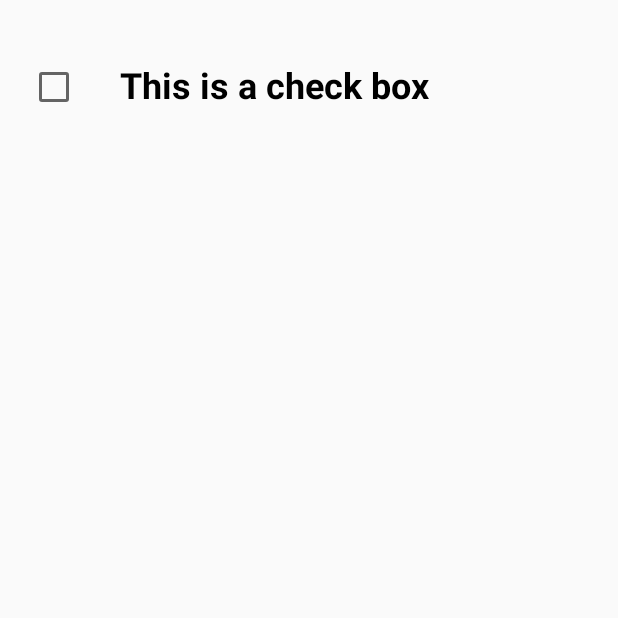
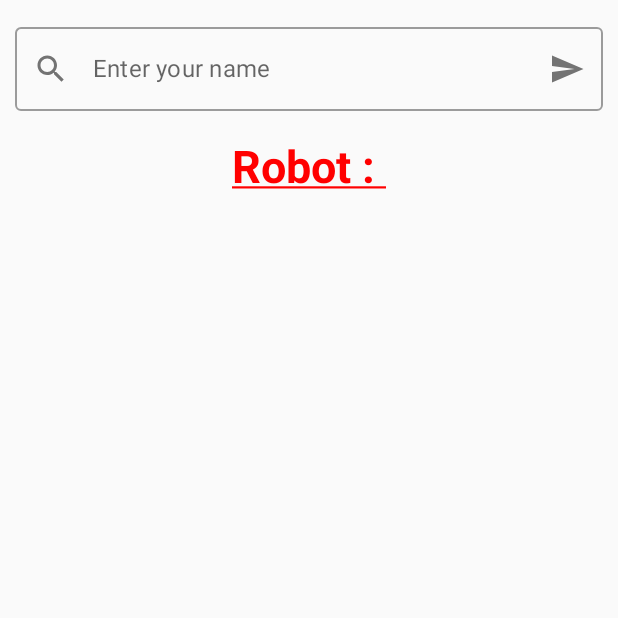
Before and after one commit to NewTurn2017/Android-Compose-Base, an Android app built with Jetpack Compose: the screen it shows after launch (MainActivity), on a phone screen of 412 x 824 dp, the top half of it. Run offline under Robolectric (Android 15) with nearby library versions, the phone set to English and light mode, and no system bars.

Commit message:
TextField

```diff
--- a/app/src/main/java/com/compose/composebase/MainActivity.kt
+++ b/app/src/main/java/com/compose/composebase/MainActivity.kt
@@ -41,48 +41,41 @@ class MainActivity : ComponentActivity() {
 
         setContent {
             ComposeBaseTheme {
-                CheckBoxEx()
+                Greeting()
             }
         }
     }
 }
 
 @Composable
-fun CheckBoxEx() {
+fun Greeting() {
 
-    // Row with 2 columns
-    // Check Box And Text
-    Row(
-        verticalAlignment = Alignment.CenterVertically,
-        modifier = Modifier
-            .fillMaxWidth()
-            .padding(8.dp)
-            .height(100.dp)
-    ) {
-        // Check Box
-        var checked by remember { mutableStateOf(false) }
-        Checkbox(
-            checked = checked,
-            onCheckedChange = {
-                checked = !checked
-            },
+    val (name, setName) = remember { mutableStateOf("") }
+    // TextField and Text in Column
+    Column() {
+        OutlinedTextField(
+            value = name,
+            onValueChange = { setName(it) },
+            label = { Text(text = "Enter your name") },
+            leadingIcon = { Icon(Icons.Filled.Search, contentDescription = "Search") },
+            trailingIcon = { Icon(Icons.Filled.Send, contentDescription = "Send") },
             modifier = Modifier
-                .padding(16.dp)
-                .size(24.dp)
+                .fillMaxWidth()
+                .padding(10.dp)
         )
 
-        // Text
         Text(
-            text = "This is a check box",
-            fontSize = 24.sp,
+            text = "Robot : $name",
+            fontSize = 30.sp,
             fontWeight = FontWeight.Bold,
             fontFamily = FontFamily.SansSerif,
-            color = Color.Black,
+            color = Color.Red,
+            textAlign = TextAlign.Center,
+            textDecoration = TextDecoration.Underline,
             modifier = Modifier
-                .padding(16.dp)
-                .clickable { checked = !checked },
-
-            )
+                .fillMaxWidth()
+                .padding(10.dp)
+        )
     }
 
 }
@@ -92,6 +85,6 @@ fun CheckBoxEx() {
 @Composable
 fun DefaultPreview() {
     ComposeBaseTheme {
-        CheckBoxEx()
+        Greeting()
     }
 }
```
